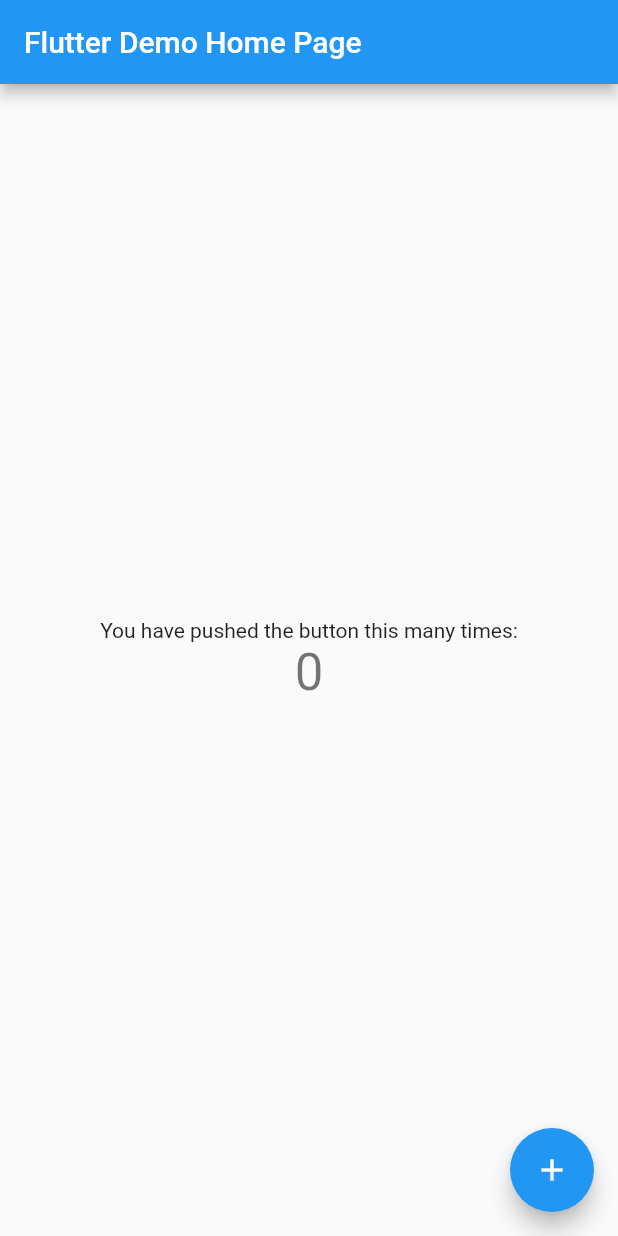
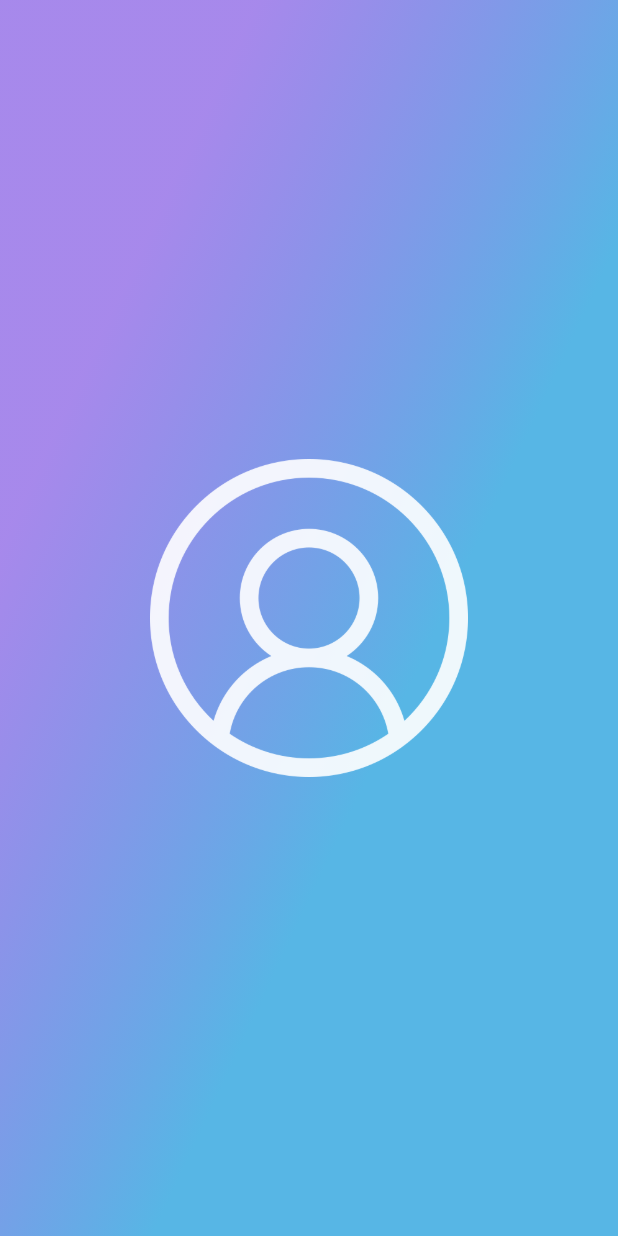
Before and after one commit to janpierry/user_friends, a Flutter app: the screen it shows after launch, on a phone screen of 412 x 824 dp. Run offline on Flutter 3.47's test engine with Material 2 defaults, Android fonts, the light colour scheme and no system bars; our stand-ins replace dartz, equatable, flutter_bloc, google_fonts, internet_connection_checker.

Commit message:
feat: Implement Splash page

```diff
--- a/lib/main.dart
+++ b/lib/main.dart
@@ -1,4 +1,5 @@
 import 'package:flutter/material.dart';
+import 'package:user_friends/modules/splash/presentation/pages/splash_page.dart';
 
 void main() {
   runApp(const MyApp());
@@ -11,105 +12,11 @@
   @override
   Widget build(BuildContext context) {
     return MaterialApp(
-      title: 'Flutter Demo',
+      title: 'User friends',
       theme: ThemeData(
-        // This is the theme of your application.
-        //
-        // Try running your application with "flutter run". You'll see the
-        // application has a blue toolbar. Then, without quitting the app, try
-        // changing the primarySwatch below to Colors.green and then invoke
-        // "hot reload" (press "r" in the console where you ran "flutter run",
-        // or simply save your changes to "hot reload" in a Flutter IDE).
-        // Notice that the counter didn't reset back to zero; the application
-        // is not restarted.
-        primarySwatch: Colors.blue,
+        primarySwatch: Colors.deepPurple,
       ),
-      home: const MyHomePage(title: 'Flutter Demo Home Page'),
+      home: const SplashPage(),
     );
   }
 }
-
-class MyHomePage extends StatefulWidget {
-  const MyHomePage({Key? key, required this.title}) : super(key: key);
-
-  // This widget is the home page of your application. It is stateful, meaning
-  // that it has a State object (defined below) that contains fields that affect
-  // how it looks.
-
-  // This class is the configuration for the state. It holds the values (in this
-  // case the title) provided by the parent (in this case the App widget) and
-  // used by the build method of the State. Fields in a Widget subclass are
-  // always marked "final".
-
-  final String title;
-
-  @override
-  State<MyHomePage> createState() => _MyHomePageState();
-}
-
-class _MyHomePageState extends State<MyHomePage> {
-  int _counter = 0;
-
-  void _incrementCounter() {
-    setState(() {
-      // This call to setState tells the Flutter framework that something has
-      // changed in this State, which causes it to rerun the build method below
-      // so that the display can reflect the updated values. If we changed
-      // _counter without calling setState(), then the build method would not be
-      // called again, and so nothing would appear to happen.
-      _counter++;
-    });
-  }
-
-  @override
-  Widget build(BuildContext context) {
-    // This method is rerun every time setState is called, for instance as done
-    // by the _incrementCounter method above.
-    //
-    // The Flutter framework has been optimized to make rerunning build methods
-    // fast, so that you can just rebuild anything that needs updating rather
-    // than having to individually change instances of widgets.
-    return Scaffold(
-      appBar: AppBar(
-        // Here we take the value from the MyHomePage object that was created by
-        // the App.build method, and use it to set our appbar title.
-        title: Text(widget.title),
-      ),
-      body: Center(
-        // Center is a layout widget. It takes a single child and positions it
-        // in the middle of the parent.
-        child: Column(
-          // Column is also a layout widget. It takes a list of children and
-          // arranges them vertically. By default, it sizes itself to fit its
-          // children horizontally, and tries to be as tall as its parent.
-          //
-          // Invoke "debug painting" (press "p" in the console, choose the
-          // "Toggle Debug Paint" action from the Flutter Inspector in Android
-          // Studio, or the "Toggle Debug Paint" command in Visual Studio Code)
-          // to see the wireframe for each widget.
-          //
-          // Column has various properties to control how it sizes itself and
-          // how it positions its children. Here we use mainAxisAlignment to
-          // center the children vertically; the main axis here is the vertical
-          // axis because Columns are vertical (the cross axis would be
-          // horizontal).
-          mainAxisAlignment: MainAxisAlignment.center,
-          children: <Widget>[
-            const Text(
-              'You have pushed the button this many times:',
-            ),
-            Text(
-              '$_counter',
-              style: Theme.of(context).textTheme.headline4,
-            ),
-          ],
-        ),
-      ),
-      floatingActionButton: FloatingActionButton(
-        onPressed: _incrementCounter,
-        tooltip: 'Increment',
-        child: const Icon(Icons.add),
-      ), // This trailing comma makes auto-formatting nicer for build methods.
-    );
-  }
-}
--- a/lib/modules/core/design_system/app_gradients.dart
+++ b/lib/modules/core/design_system/app_gradients.dart
@@ -1,12 +1,11 @@
 import 'dart:math';
 
 import 'package:flutter/material.dart';
-import 'package:user_friends/modules/core/design_system/colors/app_colors.dart';
 
 class AppGradients {
   static const linear = LinearGradient(colors: [
-    AppColors.purple,
-    AppColors.white,
+    Color.fromRGBO(130, 87, 229, 0.695),
+    Color(0xFF57B6E5),
   ], stops: [
     0.0,
     0.695
--- /dev/null
+++ b/lib/modules/core/images/app_images.dart
@@ -0,0 +1,3 @@
+class AppImages {
+  static String get splashIcon => "assets/images/user_icon.png";
+}
--- /dev/null
+++ b/lib/modules/splash/presentation/pages/splash_page.dart
@@ -0,0 +1,26 @@
+import 'package:flutter/material.dart';
+import 'package:user_friends/modules/core/design_system/app_gradients.dart';
+import 'package:user_friends/modules/core/images/app_images.dart';
+
+import '../../../core/design_system/app_colors.dart';
+
+class SplashPage extends StatelessWidget {
+  const SplashPage({Key? key}) : super(key: key);
+
+  @override
+  Widget build(BuildContext context) {
+    return Scaffold(
+        body: Container(
+      decoration: const BoxDecoration(gradient: AppGradients.linear),
+      child: Center(
+        child: Padding(
+          padding: const EdgeInsets.symmetric(horizontal: 100),
+          child: Image.asset(
+            AppImages.splashIcon,
+            color: AppColors.white.withOpacity(0.9),
+          ),
+        ),
+      ),
+    ));
+  }
+}
```
